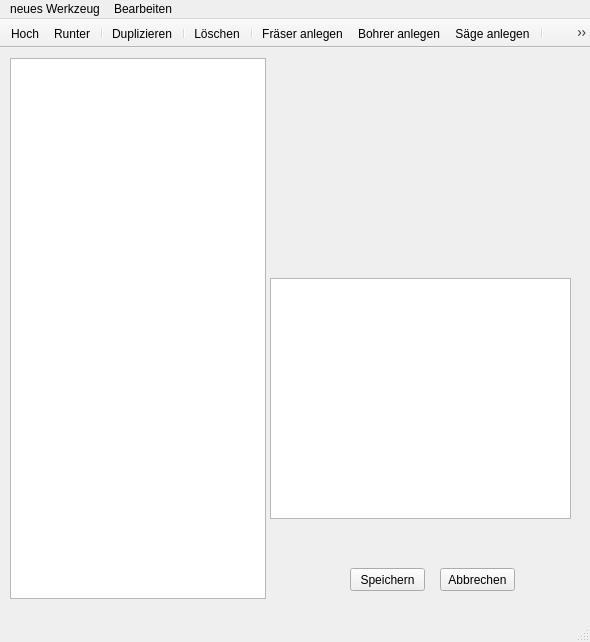
Old version of the form mainwin_wkzmagazin.ui in the repository TischlerWilly/postprozessor.
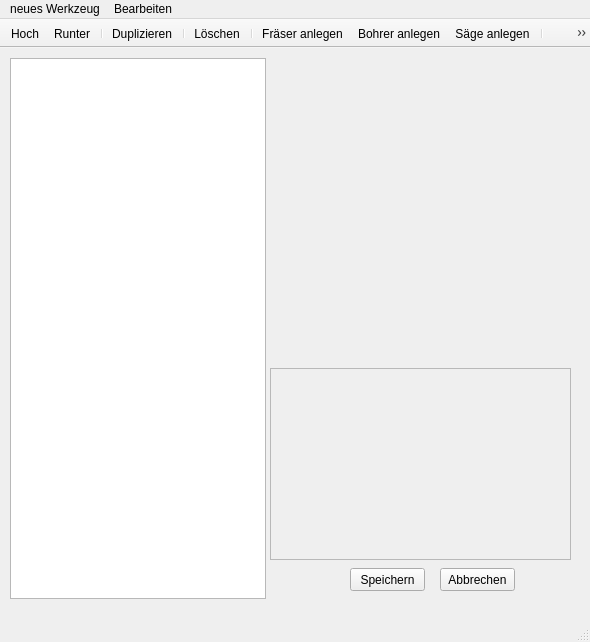
New version of the form. Icons and pictures are not drawn.

Commit message: dlg_wkzmagazin fertig gestellt

Patch:
```diff
--- a/mainwin_wkzmagazin.ui
+++ b/mainwin_wkzmagazin.ui
@@ -24,16 +24,6 @@
      </rect>
     </property>
    </widget>
-   <widget class="QPlainTextEdit" name="plainTextEdit">
-    <property name="geometry">
-     <rect>
-      <x>270</x>
-      <y>230</y>
-      <width>301</width>
-      <height>241</height>
-     </rect>
-    </property>
-   </widget>
    <widget class="QPushButton" name="pushButton_speichern">
     <property name="geometry">
      <rect>
@@ -60,6 +50,25 @@
      <string>Abbrechen</string>
     </property>
    </widget>
+   <widget class="QTableWidget" name="tableWidget_info">
+    <property name="enabled">
+     <bool>false</bool>
+    </property>
+    <property name="geometry">
+     <rect>
+      <x>270</x>
+      <y>320</y>
+      <width>301</width>
+      <height>192</height>
+     </rect>
+    </property>
+    <attribute name="horizontalHeaderVisible">
+     <bool>false</bool>
+    </attribute>
+    <attribute name="verticalHeaderVisible">
+     <bool>false</bool>
+    </attribute>
+   </widget>
   </widget>
   <widget class="QMenuBar" name="menubar">
    <property name="geometry">
```
The commit also changes 6 other files.
